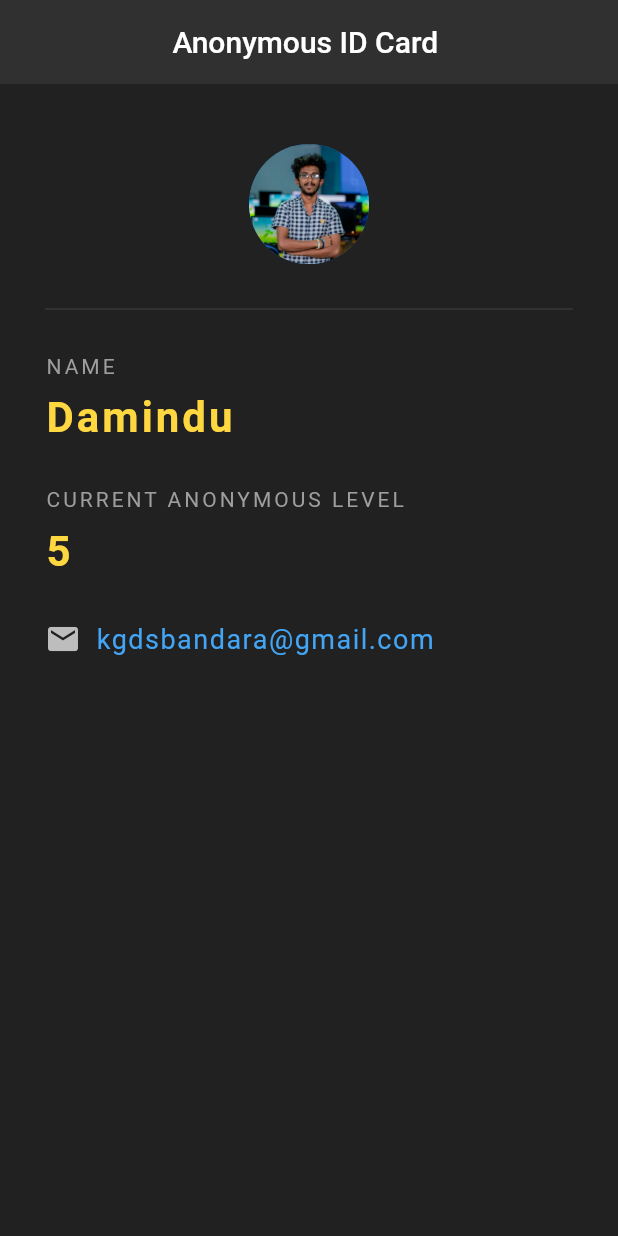
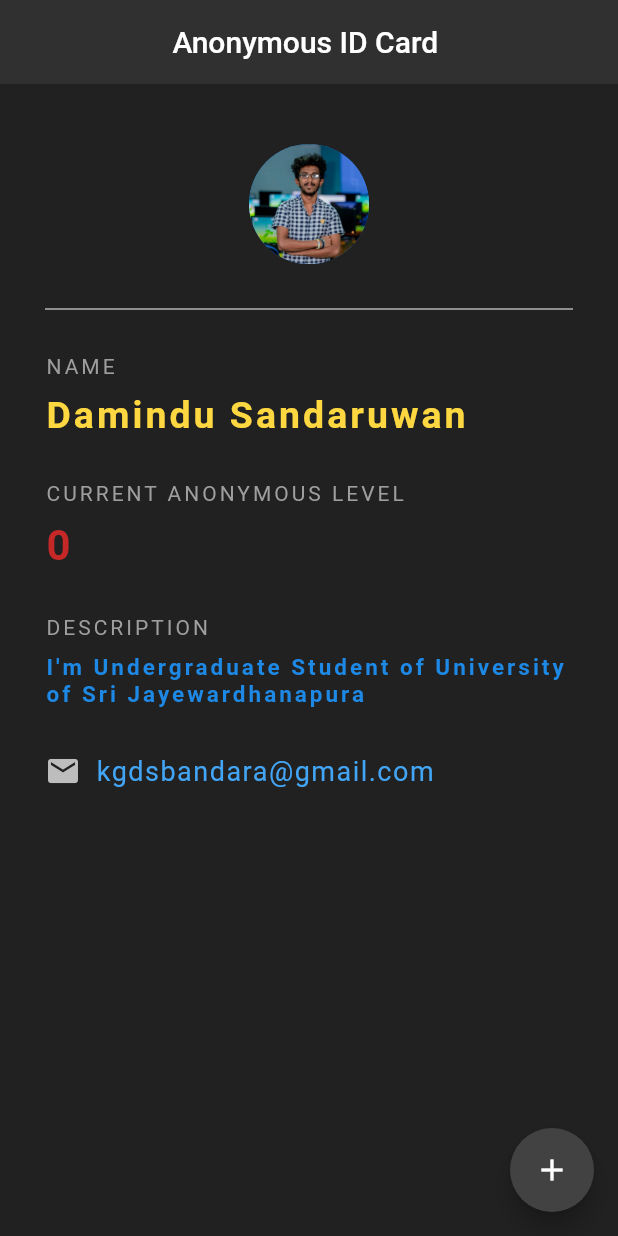
Before and after one commit to DaminduSandaruwan/FlutterID_Project, a Flutter app: the screen it shows after launch, on a phone screen of 412 x 824 dp. Run offline on Flutter 3.47's test engine with Material 2 defaults, Android fonts, the phone set to English and light mode, and no system bars.

Commit message:
Stateful Widgets -  Add a button to increase to value

```diff
--- a/lib/main.dart
+++ b/lib/main.dart
@@ -6,7 +6,15 @@ void main() => runApp(MaterialApp(
   )
 ));
 
-class DamiCard extends StatelessWidget {
+class DamiCard extends StatefulWidget {
+  @override
+  _DamiCardState createState() => _DamiCardState();
+}
+
+class _DamiCardState extends State<DamiCard> {
+
+  int anoLevel = 0;
+
   @override
   Widget build(BuildContext context) {
     return Scaffold(
@@ -16,6 +24,15 @@ class DamiCard extends StatelessWidget {
         centerTitle: true,
         backgroundColor: Colors.grey[850],
         elevation: 0.0,
+      ),
+      floatingActionButton: FloatingActionButton(
+        onPressed: (){
+          setState(() {
+            anoLevel +=1;
+          });
+        },
+        child: Icon(Icons.add),
+        backgroundColor: Colors.grey[800],
       ),
       body: Padding(
         padding: EdgeInsets.fromLTRB(30.0, 40.0, 30.0, 0.0),
@@ -30,7 +47,7 @@ class DamiCard extends StatelessWidget {
             ),
             Divider(
               height: 60.0,
-              color: Colors.grey[800],
+              color: Colors.white,
             ),
             Text(
               'NAME',
@@ -41,11 +58,11 @@ class DamiCard extends StatelessWidget {
             ),
             SizedBox(height: 10.0,),
             Text(
-              'Damindu',
+              'Damindu Sandaruwan',
               style: TextStyle(
                 color: Colors.amberAccent[200],
                 letterSpacing: 2.0,
-                fontSize: 28.0,
+                fontSize: 25.0,
                 fontWeight: FontWeight.bold,
 
               ),
@@ -60,15 +77,35 @@ class DamiCard extends StatelessWidget {
             ),
             SizedBox(height: 10.0,),
             Text(
-              '5',
+              '$anoLevel',
               style: TextStyle(
-                color: Colors.amberAccent[200],
+                color: Colors.red[800],
                 letterSpacing: 2.0,
                 fontSize: 28.0,
                 fontWeight: FontWeight.bold,
               ),
             ),
             SizedBox(height: 30.0,),
+
+            Text(
+              'DESCRIPTION',
+              style: TextStyle(
+                color: Colors.grey,
+                letterSpacing: 2.0,
+              ),
+            ),
+            SizedBox(height: 10.0,),
+            Text(
+              "I'm Undergraduate Student of University of Sri Jayewardhanapura",
+              style: TextStyle(
+                color: Colors.blue[600],
+                letterSpacing: 2.0,
+                fontSize: 15.0,
+                fontWeight: FontWeight.bold,
+              ),
+            ),
+            SizedBox(height: 30.0,),
+
             Row(
               children: <Widget>[
                 Icon(
@@ -86,7 +123,7 @@ class DamiCard extends StatelessWidget {
                   ),
                 ),
               ],
-            )
+            ),
           ],
         ),
       ),
```
